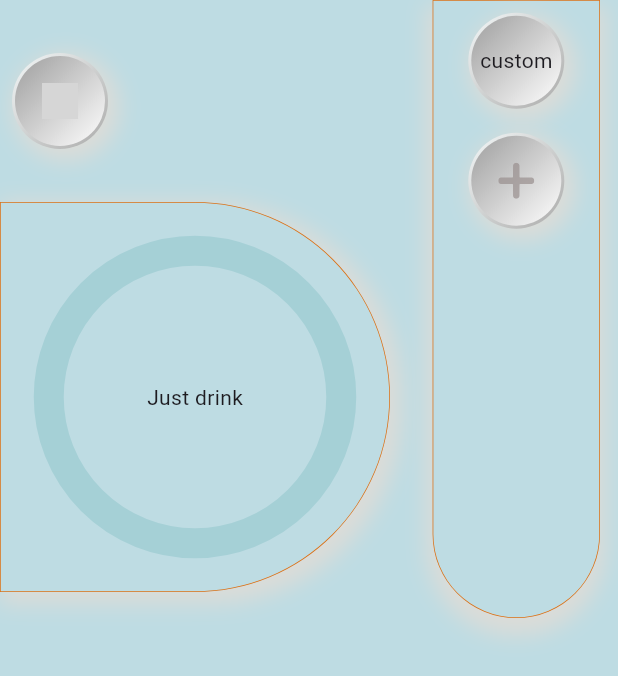
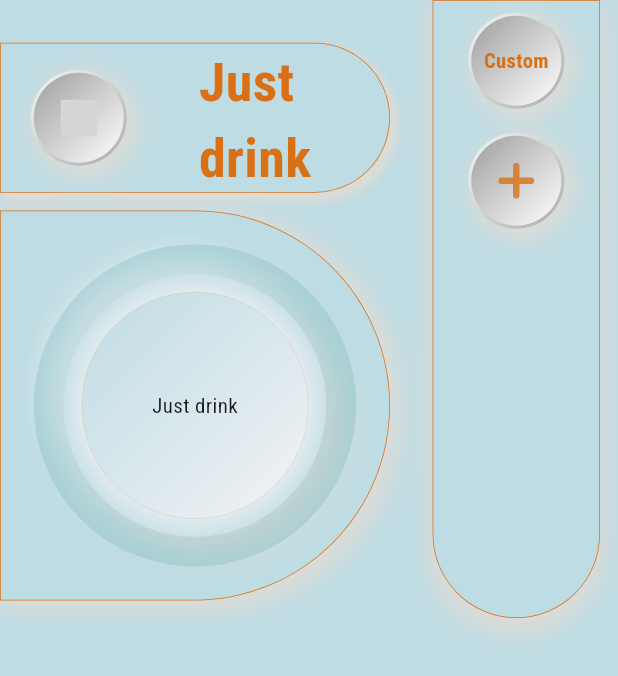
Before and after one commit to denissavishchev/justdrink, a Flutter app: the screen it shows after launch, on a phone screen of 412 x 824 dp. Shown: the top 676 px of the screen. Run offline on Flutter 3.47's test engine with Material 3 defaults, Android fonts, the light colour scheme and no system bars; our stand-ins replace flutter_screenutil, flutter_svg, hive, hive_flutter; accounts and stored records are empty; grey boxes are pictures that could not be loaded.

Commit message:
water page upper half

```diff
--- a/lib/constants.dart
+++ b/lib/constants.dart
@@ -1,7 +1,10 @@
 import 'package:flutter/material.dart';
+import 'package:flutter_screenutil/flutter_screenutil.dart';
 
 const kGreen = Color(0xff6cb4b8);
 const kBlue = Color(0xffbedce3);
 const kWhite = Color(0xfff3f3f6);
 const kGrey = Color(0xffe3dcd5);
 const kOrange = Color(0xffda7015);
+
+final kOrangeStyle = TextStyle(color: kOrange, fontWeight: FontWeight.bold, fontSize: 12.sp, fontFamily: 'Roboto');
--- a/lib/pages/water_page.dart
+++ b/lib/pages/water_page.dart
@@ -55,9 +55,25 @@ class WaterPage extends StatelessWidget {
                                   crossAxisAlignment: CrossAxisAlignment.start,
                                   mainAxisAlignment: MainAxisAlignment.spaceEvenly,
                                   children: [
-                                    SizedBox(
+                                    const SizedBox(height: 5,),
+                                    Container(
                                       height: 100,
                                       width: 260,
+                                      padding: const EdgeInsets.symmetric(horizontal: 12),
+                                      decoration: BoxDecoration(
+                                          color: kBlue,
+                                          border: Border.all(width: 0.5, color: kOrange),
+                                          boxShadow: [
+                                            BoxShadow(
+                                                color: kGrey.withOpacity(0.8),
+                                                spreadRadius: 2,
+                                                blurRadius: 4,
+                                                offset: const Offset(4, 4)
+                                            )
+                                          ],
+                                          borderRadius: const BorderRadius.horizontal(
+                                              right: Radius.circular(130))
+                                      ),
                                       child: Row(
                                         mainAxisAlignment: MainAxisAlignment.spaceBetween,
                                         children: [
@@ -78,6 +94,8 @@ class WaterPage extends StatelessWidget {
                                                     MaterialPageRoute(builder: (context) =>
                                                     const WaterSettingsPage()));
                                               }),
+                                          Text('Just \ndrink', style: kOrangeStyle.copyWith(fontSize: 36),),
+                                          const SizedBox.shrink(),
                                         ],
                                       ),
                                     ),
@@ -110,7 +128,8 @@ class WaterPage extends StatelessWidget {
                                     child: Column(
                                       children: [
                                         ButtonWidget(
-                                            child: const Text('custom'),
+                                            child: Text('Custom',
+                                              style: kOrangeStyle,),
                                             onTap: () => water.createMl(
                                                 context, false, box,
                                                 daily.isNotEmpty
@@ -134,7 +153,14 @@ class WaterPage extends StatelessWidget {
                                                       daily.isNotEmpty
                                                           ? daily.last.dateMl.toString()
                                                           : DateTime.now().day.toString()),
-                                                  child: Text('${buttons[index].buttons}'),
+                                                  child: Stack(
+                                                    alignment: Alignment.center,
+                                                    children: [
+                                                      const IconSvgWidget(icon: 'drop', color: kBlue, padding: 10,),
+                                                      Text('${buttons[index].buttons}',
+                                                        style: kOrangeStyle.copyWith(fontSize: 16),),
+                                                    ],
+                                                  ),
                                                 ),
                                               );
                                             }
--- a/lib/widgets/icon_svg_widget.dart
+++ b/lib/widgets/icon_svg_widget.dart
@@ -1,12 +1,13 @@
 import 'package:flutter/material.dart';
 import 'package:flutter_svg/svg.dart';
+import 'package:justdrink/constants.dart';
 
 class IconSvgWidget extends StatelessWidget {
   const IconSvgWidget({
     super.key,
     this.padding = 18,
     required this.icon,
-    this.color = const Color(0xff988e8d),
+    this.color = kOrange,
   });
 
   final double padding;
@@ -19,7 +20,7 @@ class IconSvgWidget extends StatelessWidget {
       padding: EdgeInsets.all(padding),
       child: SvgPicture.asset('assets/icons/$icon.svg',
           colorFilter: ColorFilter.mode(
-              color.withOpacity(0.7),
+              color.withOpacity(0.8),
               BlendMode.srcIn)
       ),
     );
--- a/lib/widgets/progress_widget.dart
+++ b/lib/widgets/progress_widget.dart
@@ -37,6 +37,44 @@ class ProgressWidget extends StatelessWidget {
             child: Stack(
               alignment: Alignment.center,
               children: [
+                Container(
+                  padding: const EdgeInsets.all(12),
+                  margin: const EdgeInsets.all(10),
+                  decoration: const BoxDecoration(
+                      color: kBlue,
+                      shape: BoxShape.circle,
+                      boxShadow: [
+                        BoxShadow(
+                            color: kWhite,
+                            blurRadius: 20,
+                            offset: Offset(-10, -10)
+                        ),
+                        BoxShadow(
+                            color: kGrey,
+                            blurRadius: 20,
+                            offset: Offset(10, 10)
+                        ),
+                      ]
+                  ),
+                  child: Container(
+                    decoration: BoxDecoration(
+                      border: Border.all(width: 0.1, color: kOrange),
+                      boxShadow: const [
+                        BoxShadow(color: kBlue, blurRadius: 5),
+                        BoxShadow(color: kWhite, blurRadius: 20, spreadRadius: 5),
+                      ],
+                      borderRadius: const BorderRadius.all(Radius.circular(160)),
+                      gradient: const LinearGradient(
+                        begin: Alignment.topLeft,
+                        end: Alignment.bottomRight,
+                        colors: [
+                          kBlue,
+                          kWhite,
+                        ],
+                      ),
+                    ),
+                  ),
+                ),
                 SizedBox(
                   width: 235,
                   height: 235,
@@ -44,18 +82,21 @@ class ProgressWidget extends StatelessWidget {
                     value: water.percent / 100,
                     backgroundColor: kGreen.withOpacity(0.3),
                     strokeWidth: 20,
-                    color: kGreen,
+                    color: kGreen.withOpacity(0.8),
                     strokeCap: StrokeCap.round,
                   ),
                 ),
                 daily.isEmpty
                     ? const Text('Just drink')
                     : Column(
+                      mainAxisAlignment: MainAxisAlignment.center,
                       children: [
                         Text('${daily.isEmpty || daily.last.dateMl != DateTime.now().day.toString()
-                             ? 0 : daily.last.percentMl} %'),
+                             ? 0 : daily.last.percentMl} %',
+                          style: kOrangeStyle.copyWith(fontSize: 24),),
                         Text('${daily.isEmpty || daily.last.dateMl != DateTime.now().day.toString()
-                            ? 0 : daily.last.portionMl} / ${water.target}'),
+                            ? 0 : daily.last.portionMl} / ${water.target}',
+                          style: kOrangeStyle.copyWith(fontSize: 20),),
                   ],
                 ),
               ],
```
Also changed, not shown: pubspec.yaml (+4 -6 lines), assets/fonts/Roboto.ttf (added), assets/icons/drop.svg (added).
